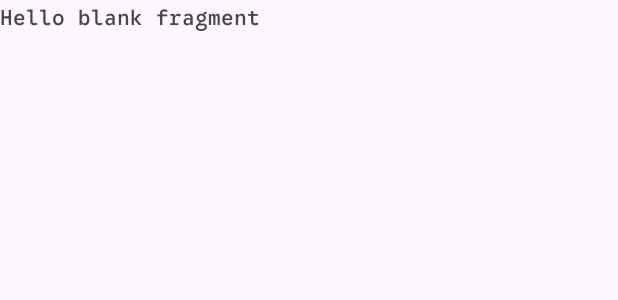
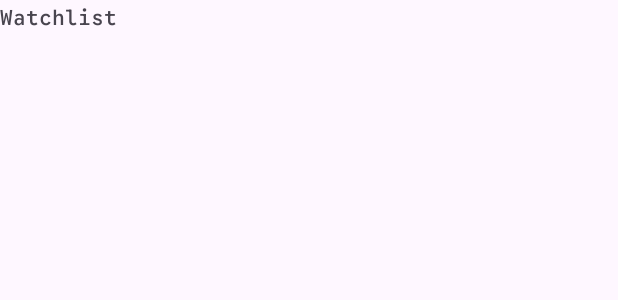
Before and after one commit to aadilparmar/CryptoCriticApp, an Android app: the layout fragment_watchlist.xml on its own in the app's theme, with its tools: preview values and no code run, on a phone screen of 412 x 824 dp. Shown: the top 300 px of the screen. Run offline under Robolectric (Android 15) with nearby library versions, the phone set to English and light mode, and no system bars.

Commit message:
Merge remote-tracking branch 'origin/main'
# Conflicts:
#	.idea/deploymentTargetSelector.xml
#	app/src/main/res/layout/activity_main.xml
#	app/src/main/res/menu/bottom_nav_menu.xml

```diff
--- a/app/src/main/java/com/example/cryptocritic/MainActivity.kt
+++ b/app/src/main/java/com/example/cryptocritic/MainActivity.kt
@@ -11,19 +11,19 @@ import androidx.navigation.fragment.findNavController
 import com.example.cryptocritic.databinding.ActivityMainBinding
 
 class MainActivity : AppCompatActivity() {
-    private  lateinit var binding : ActivityMainBinding
+    private lateinit var binding : ActivityMainBinding
     override fun onCreate(savedInstanceState: Bundle?) {
         super.onCreate(savedInstanceState)
         binding = ActivityMainBinding.inflate(layoutInflater)
         enableEdgeToEdge()
-        setContentView(R.layout.activity_main)
         setContentView(binding.root)
 
         val navHostFragment = supportFragmentManager.findFragmentById(R.id.fragmentContainerView)
         val navController = navHostFragment!!.findNavController()
-        val popupMenu = PopupMenu(this,null)
+        val popupMenu = PopupMenu(this,binding.bottomBar)
         popupMenu.inflate(R.menu.bottom_nav_menu)
         binding.bottomBar.setupWithNavController(popupMenu.menu,navController)
+
         ViewCompat.setOnApplyWindowInsetsListener(findViewById(R.id.main)) { v, insets ->
             val systemBars = insets.getInsets(WindowInsetsCompat.Type.systemBars())
             v.setPadding(systemBars.left, systemBars.top, systemBars.right, systemBars.bottom)
--- a/app/src/main/res/layout/activity_main.xml
+++ b/app/src/main/res/layout/activity_main.xml
@@ -18,7 +18,6 @@
         app:layout_constraintTop_toTopOf="parent"
         />
 
-
     <me.ibrahimsn.lib.SmoothBottomBar
         android:id="@+id/bottomBar"
         android:layout_width="match_parent"
--- a/app/src/main/res/layout/fragment_market.xml
+++ b/app/src/main/res/layout/fragment_market.xml
@@ -8,6 +8,6 @@
     <TextView
         android:layout_width="match_parent"
         android:layout_height="match_parent"
-        android:text="@string/hello_blank_fragment" />
+        android:text="Market" />
 
 </FrameLayout>
--- a/app/src/main/res/layout/fragment_watchlist.xml
+++ b/app/src/main/res/layout/fragment_watchlist.xml
@@ -8,6 +8,6 @@
     <TextView
         android:layout_width="match_parent"
         android:layout_height="match_parent"
-        android:text="@string/hello_blank_fragment" />
+        android:text="Watchlist" />
 
 </FrameLayout>
--- a/app/src/main/res/menu/bottom_nav_menu.xml
+++ b/app/src/main/res/menu/bottom_nav_menu.xml
@@ -3,7 +3,7 @@
     xmlns:android="http://schemas.android.com/apk/res/android">
 
     <item
-        android:id="@+id/HomeFragment"
+        android:id="@+id/homeFragment"
         android:icon="@drawable/ic_home"
         android:title="Home"
         app:showAsAction="always" />
@@ -14,6 +14,7 @@
         android:title="Market"
         app:showAsAction="always" />
     <item
+        android:id="@+id/watchlistFragment"
         android:enabled="true"
         android:icon="@drawable/ic_bookmark"
         android:title="Watchlist"
--- a/app/src/main/res/navigation/nav.xml
+++ b/app/src/main/res/navigation/nav.xml
@@ -16,7 +16,7 @@
         android:label="fragment_watchlist"
         tools:layout="@layout/fragment_watchlist" />
     <fragment
-        android:id="@+id/marketFragment2"
+        android:id="@+id/marketFragment"
         android:name="fragment.MarketFragment"
         android:label="fragment_market"
         tools:layout="@layout/fragment_market" />
```
